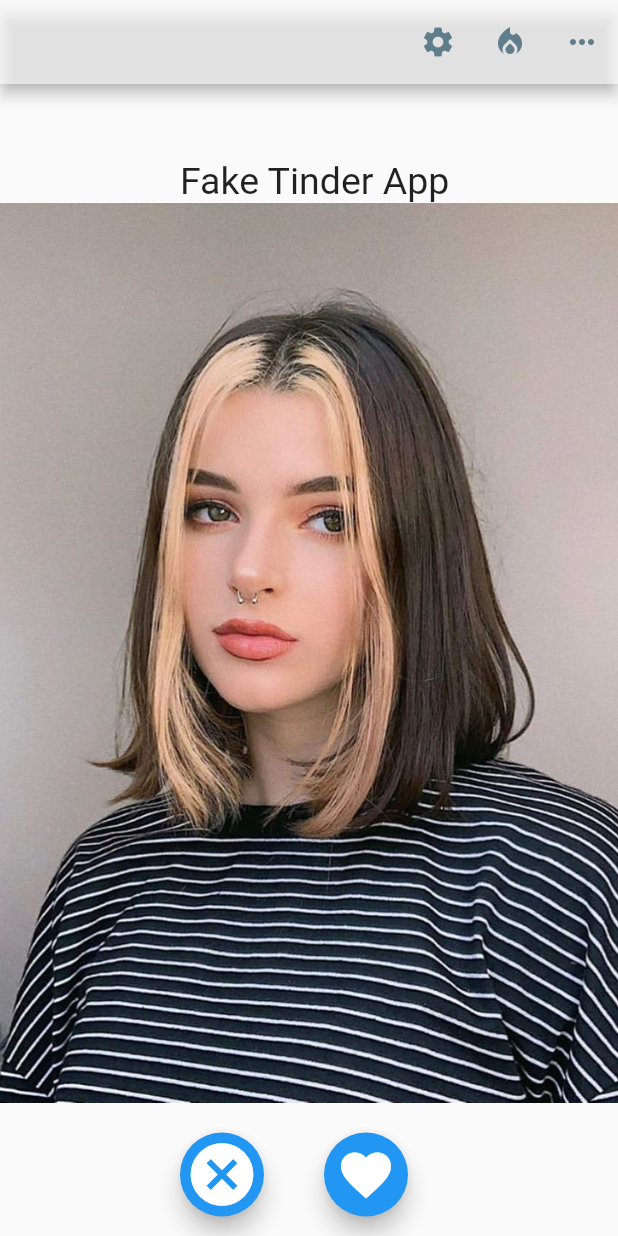
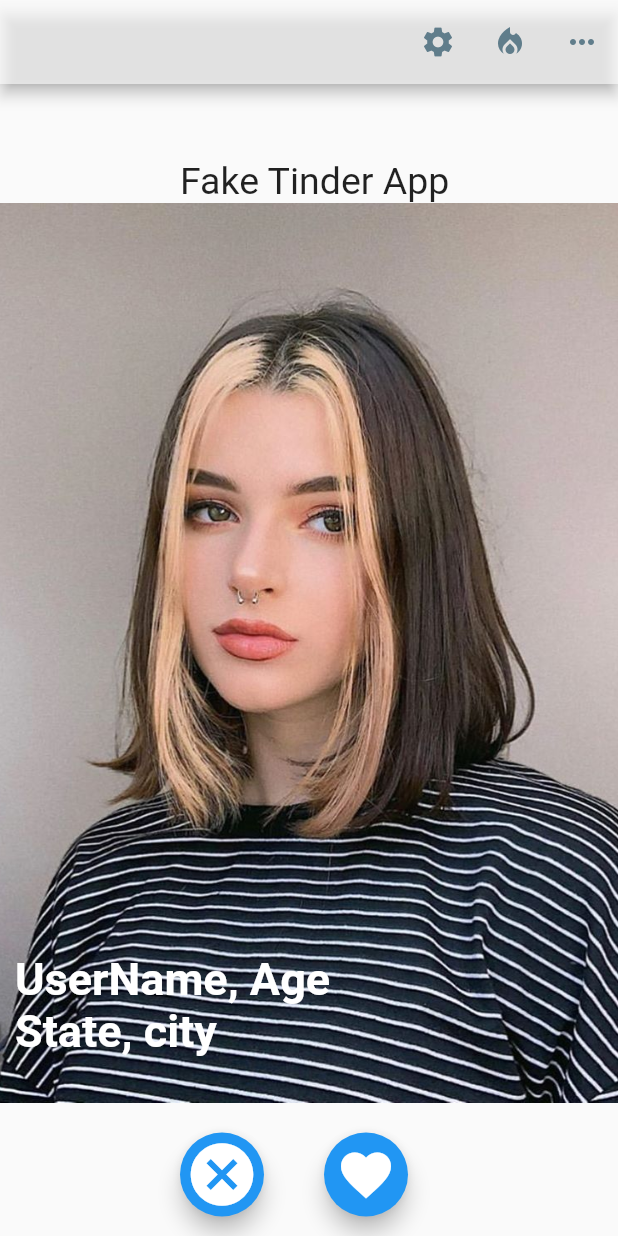
Before and after one commit to artur-r-sousa/fakeTinderApp, a Flutter app: the screen it shows after launch, on a phone screen of 412 x 824 dp. Run offline on Flutter 3.47's test engine with Material 2 defaults, Android fonts, the phone set to English and light mode, and no system bars.

Commit message:
stacked added to put user info over image

```diff
--- a/lib/main.dart
+++ b/lib/main.dart
@@ -74,7 +74,10 @@ class _MyHomePageState extends State<MyHomePage> {
               )
             ],
           ),
+          Stack(
+            children: <Widget>[
               Container(
+                margin: EdgeInsets.only(left: 5, right:5),
                 height: 600,
                 child: FittedBox(
                   fit: BoxFit.fitHeight,
@@ -83,6 +86,19 @@ class _MyHomePageState extends State<MyHomePage> {
                     scale: 1,
                   ),
                 ),
+              ),
+              Row(
+                children: [
+                  Container(
+                    margin: EdgeInsets.only(left: 10, top: 500),
+                    child: Text(
+                      "UserName, Age \nState, city",
+                      style: TextStyle(fontSize: 30, color: Colors.white, fontWeight: FontWeight.bold),
+                    ),
+                  ),
+                ],
+              )
+            ],
           ),
           Row(
             children: [
```
Lines whose indentation alone changed are shown as unchanged.
